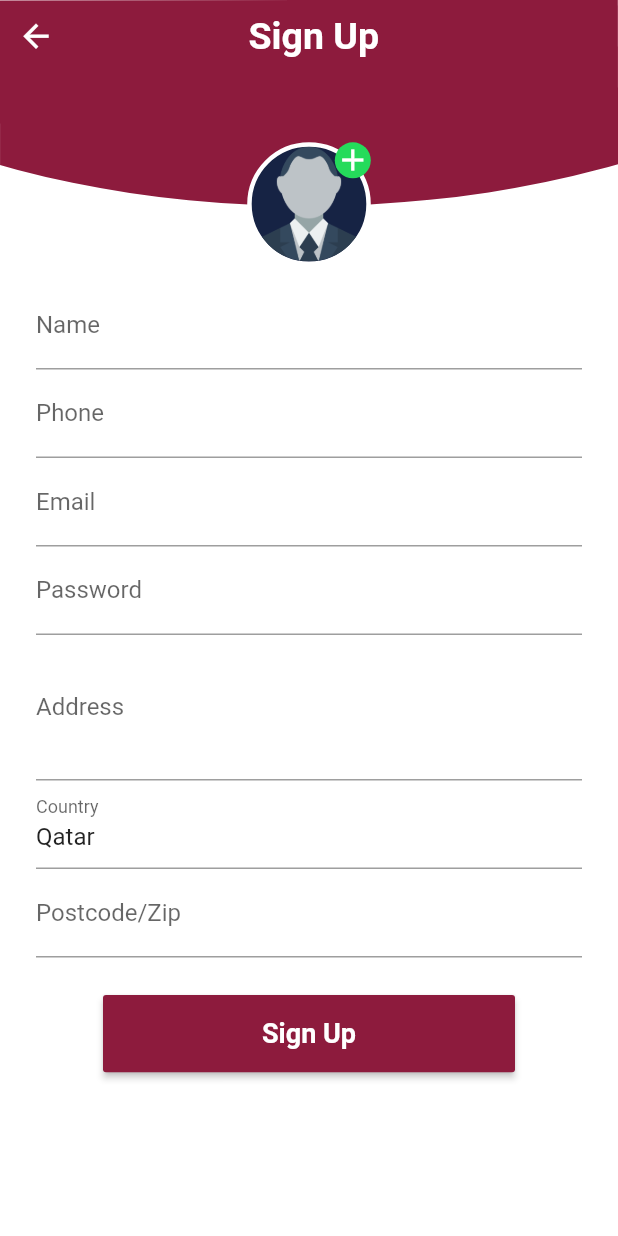
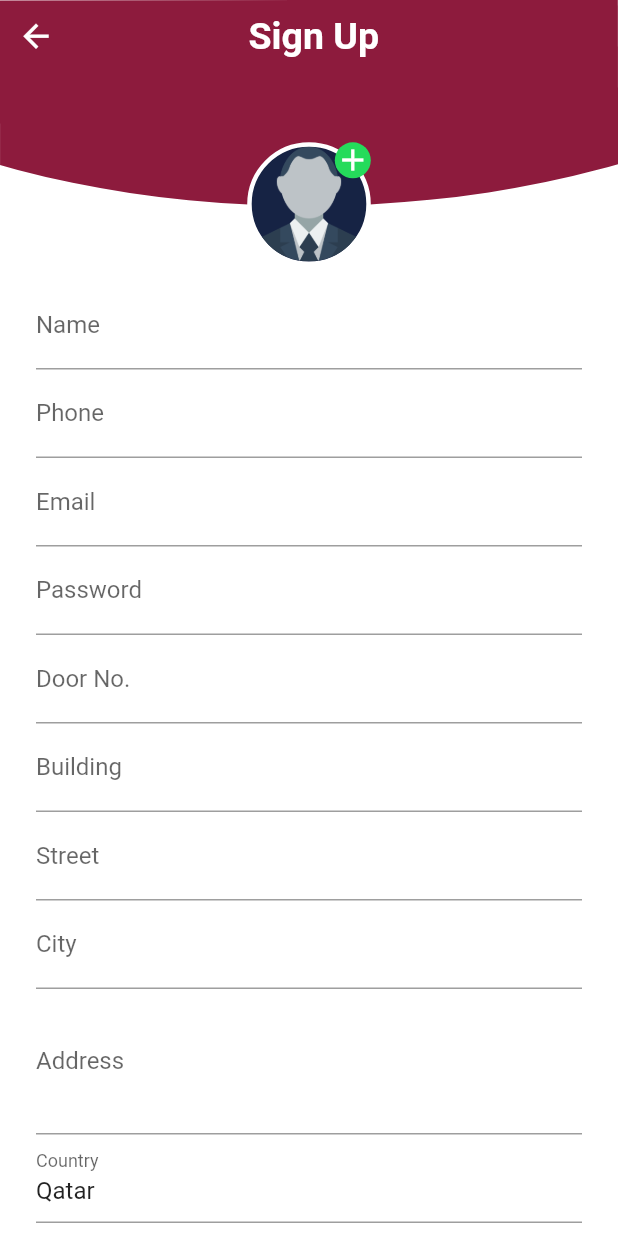
Before and after one commit to arshadm25/zeroori_customer, a Flutter app: the SignUpPage screen opened by its route, on a phone screen of 412 x 824 dp. Run offline on Flutter 3.47's test engine with Material 2 defaults, Android fonts, the phone set to English and light mode, and no system bars; our stand-ins replace bloc, carousel_slider, connectivity, dio, equatable, flutter_bloc and 3 more; accounts and stored records are empty; statements that could not run were skipped.

Commit message:
address fields changed

```diff
--- a/lib/models/user.dart
+++ b/lib/models/user.dart
@@ -9,9 +9,13 @@ class User {
   final String address;
   final String pincode;
   final String country;
+  final String door;
+  final String building;
+  final String street;
+  final String city;
 
   User(this.id, this.name, this.phone, this.email, this.profile, this.userType,
-      this.noOfJobs, this.address, this.pincode, this.country);
+      this.noOfJobs, this.address, this.pincode, this.country, this.door, this.building, this.street, this.city);
 
   factory User.fromJson(Map<String, dynamic> js) {
     return User(
@@ -25,6 +29,10 @@ class User {
       js['content']['vchr_customer_address'].toString(),
       js['content']['int_customer_zip'].toString(),
       js['content']['vchr_country'].toString(),
+      js['content']['vchr_door_no'].toString(),
+      js['content']['vchr_building'].toString(),
+      js['content']['vchr_street'].toString(),
+      js['content']['vchr_city'].toString(),
     );
   }
 
@@ -39,7 +47,12 @@ class User {
         js['no_of_jobs'],
         js['address'],
         js['post'],
-        js['country']);
+        js['country'],
+        js['door'],
+        js['building'],
+        js['street'],
+        js['city']
+    );
   }
 
   static Map<String, dynamic> toJson(User user) {
@@ -54,6 +67,10 @@ class User {
       'address': user.address,
       'post': user.pincode,
       'country': user.country,
+      'door':user.door,
+      'building':user.building,
+      'street':user.street,
+      'city':user.city,
     };
   }
 }
--- a/lib/pages/edit_profile_page.dart
+++ b/lib/pages/edit_profile_page.dart
@@ -30,6 +30,10 @@ class _EditProfilePageState extends State<EditProfilePage> {
   TextEditingController addressController;
   TextEditingController zipController;
   UserBloc userBloc;
+  TextEditingController doorController;
+  TextEditingController buildingController;
+  TextEditingController streetController;
+  TextEditingController cityController;
 
   @override
   void initState() {
@@ -38,10 +42,21 @@ class _EditProfilePageState extends State<EditProfilePage> {
     countryController = TextEditingController();
     addressController = TextEditingController();
     zipController = TextEditingController();
+
+    doorController = TextEditingController();
+    buildingController = TextEditingController();
+    streetController = TextEditingController();
+    cityController = TextEditingController();
+
     nameController.text = widget.user?.name;
     countryController.text = widget.user?.country;
     addressController.text = widget.user?.address;
     zipController.text = widget.user?.pincode;
+    doorController.text = widget.user?.door;
+    buildingController.text = widget.user?.building;
+    streetController.text = widget.user?.street;
+    cityController.text = widget.user?.city;
+
   }
 
   @override
@@ -80,7 +95,7 @@ class _EditProfilePageState extends State<EditProfilePage> {
                       TextFormField(
                         controller: nameController,
                         decoration: InputDecoration(
-                          labelText: "Full Name",
+                          labelText: StringResources.name,
                           hasFloatingPlaceholder: true,
                         ),
                       ),
@@ -88,7 +103,7 @@ class _EditProfilePageState extends State<EditProfilePage> {
                         initialValue: widget.user?.phone,
                         enabled: false,
                         decoration: InputDecoration(
-                          labelText: "# Phone",
+                          labelText: StringResources.phone,
                           hasFloatingPlaceholder: true,
                         ),
                       ),
@@ -96,21 +111,49 @@ class _EditProfilePageState extends State<EditProfilePage> {
                         initialValue: widget.user?.email,
                         enabled: false,
                         decoration: InputDecoration(
-                          labelText: "Email Address",
+                          labelText: StringResources.email,
                           hasFloatingPlaceholder: true,
                         ),
                       ),
                       TextFormField(
+                        decoration: InputDecoration(
+                          labelText: StringResources.doorNo,
+                          hasFloatingPlaceholder: true,
+                        ),
+                        controller: doorController,
+                      ),
+                      TextFormField(
+                        decoration: InputDecoration(
+                          labelText: StringResources.building,
+                          hasFloatingPlaceholder: true,
+                        ),
+                        controller: buildingController,
+                      ),
+                      TextFormField(
+                        decoration: InputDecoration(
+                          labelText: StringResources.street,
+                          hasFloatingPlaceholder: true,
+                        ),
+                        controller: streetController,
+                      ),
+                      TextFormField(
+                        decoration: InputDecoration(
+                          labelText: StringResources.city,
+                          hasFloatingPlaceholder: true,
+                        ),
+                        controller: cityController,
+                      ),
+                      TextFormField(
                         controller: addressController,
                         decoration: InputDecoration(
-                          labelText: "Address",
+                          labelText: StringResources.addresss,
                           hasFloatingPlaceholder: true,
                         ),
                       ),
                       TextFormField(
                         controller: countryController,
                         decoration: InputDecoration(
-                          labelText: "Country",
+                          labelText: StringResources.country,
                           hasFloatingPlaceholder: true,
                         ),
                       ),
@@ -118,7 +161,7 @@ class _EditProfilePageState extends State<EditProfilePage> {
                         controller: zipController,
                         keyboardType: TextInputType.number,
                         decoration: InputDecoration(
-                          labelText: "Postcode/Zip",
+                          labelText: StringResources.postal,
                           hasFloatingPlaceholder: true,
                         ),
                       ),
@@ -137,6 +180,10 @@ class _EditProfilePageState extends State<EditProfilePage> {
                                 'address': addressController.text,
                                 'country': countryController.text,
                                 'zip': zipController.text,
+                                'door': doorController.text,
+                                'building': buildingController.text,
+                                'street': streetController.text,
+                                'city': cityController.text,
                                 'image': userImage,
                                 'temp': widget.user?.profile
                               }).then((v) {
--- a/lib/pages/sign_up_page.dart
+++ b/lib/pages/sign_up_page.dart
@@ -28,6 +28,10 @@ class _SignUpPageState extends State<SignUpPage> {
   TextEditingController addressController;
   TextEditingController countryController;
   TextEditingController pinController;
+  TextEditingController doorController;
+  TextEditingController buildingController;
+  TextEditingController streetController;
+  TextEditingController cityController;
 
   @override
   void initState() {
@@ -41,6 +45,10 @@ class _SignUpPageState extends State<SignUpPage> {
     addressController = TextEditingController();
     countryController = TextEditingController();
     pinController = TextEditingController();
+    doorController = TextEditingController();
+    buildingController = TextEditingController();
+    streetController = TextEditingController();
+    cityController = TextEditingController();
     countryController.text = "Qatar";
   }
 
@@ -133,6 +141,58 @@ class _SignUpPageState extends State<SignUpPage> {
                           return null;
                         },
                         obscureText: true,
+                      ),
+                      TextFormField(
+                        decoration: InputDecoration(
+                          labelText: StringResources.doorNo,
+                          hasFloatingPlaceholder: true,
+                        ),
+                        controller: doorController,
+                        validator: (val) {
+                          if (val.isEmpty) {
+                            return StringResources.pleaseEnterDoorNo;
+                          }
+                          return null;
+                        },
+                      ),
+                      TextFormField(
+                        decoration: InputDecoration(
+                          labelText: StringResources.building,
+                          hasFloatingPlaceholder: true,
+                        ),
+                        controller: buildingController,
+                        validator: (val) {
+                          if (val.isEmpty) {
+                            return StringResources.pleaseEnterBuilding;
+                          }
+                          return null;
+                        },
+                      ),
+                      TextFormField(
+                        decoration: InputDecoration(
+                          labelText: StringResources.street,
+                          hasFloatingPlaceholder: true,
+                        ),
+                        controller: streetController,
+                        validator: (val) {
+                          if (val.isEmpty) {
+                            return StringResources.pleaseEnterStreet;
+                          }
+                          return null;
+                        },
+                      ),
+                      TextFormField(
+                        decoration: InputDecoration(
+                          labelText: StringResources.city,
+                          hasFloatingPlaceholder: true,
+                        ),
+                        controller: cityController,
+                        validator: (val) {
+                          if (val.isEmpty) {
+                            return StringResources.pleaseEnterCity;
+                          }
+                          return null;
+                        },
                       ),
                       TextFormField(
                         maxLines: 3,
@@ -230,7 +290,12 @@ class _SignUpPageState extends State<SignUpPage> {
             addressController.text,
             countryController.text,
             pinController.text,
-            userImage)
+            userImage,
+            doorController.text,
+            buildingController.text,
+            streetController.text,
+            cityController.text,
+            )
         .then((v) {
       Dialogs.showMessage(context,
           title: StringResources.success,
--- a/lib/resources/string_resources.dart
+++ b/lib/resources/string_resources.dart
@@ -16,6 +16,11 @@ class StringResources {
   static const String addresss = "Address";
   static const String country = "Country";
   static const String postal = "Postcode/Zip";
+
+  static const String doorNo = "Door No.";
+  static const String building = "Building";
+  static const String street = "Street";
+  static const String city = "City";
 
   static const String subCategory = 'Sub Category';
   static const String selectSubCategory = 'Select Sub Category';
@@ -52,6 +57,10 @@ class StringResources {
   static const String pleaseEnterCountry = "Please enter your country";
   static const String pleaseEnterPostal = "Please enter your postal code";
   static const String pleaseEnterOtp = "Please enter your otp";
+  static const String pleaseEnterBuilding = "Please enter your building no. or name";
+  static const String pleaseEnterDoorNo = "Please enter your Door No.";
+  static const String pleaseEnterCity = "Please enter your City";
+  static const String pleaseEnterStreet = "Please enter your Street";
 
   static const String pleaseSelectImage = "Please choose a valid image";
   static const String pleaseFillAllFields = "Please enter all fields";
@@ -95,10 +104,10 @@ class PatterStrings {
 }
 
 class UrlResources {
-//  static const String mainUrl = "http://192.168.0.11/zeroori/";
-//  static const String baseUrl = "http://192.168.0.11/zeroori/Customer_side_api/";
-  static const String mainUrl = "http://xianinfotech.in/zer/";
-  static const String baseUrl = "http://xianinfotech.in/zer/Customer_side_api/";
+  static const String mainUrl = "http://192.168.1.8/zeroori/";
+  static const String baseUrl = "http://192.168.1.8/zeroori/Customer_side_api/";
+//  static const String mainUrl = "http://xianinfotech.in/zer/";
+//  static const String baseUrl = "http://xianinfotech.in/zer/Customer_side_api/";
 
   static const String loginUrl = baseUrl + "customer_login";
   static const String registerUrl = baseUrl + "customer_registration";
--- a/lib/services/login_service.dart
+++ b/lib/services/login_service.dart
@@ -28,7 +28,7 @@ class LoginServices {
   }
 
   static Future<bool> register(
-      name, phone, email, password, address, country, pin, image) async {
+      name, phone, email, password, address, country, pin, image, door, building, street, city) async {
     try {
       FormData formData = new FormData.fromMap({
         "name": name,
@@ -39,6 +39,10 @@ class LoginServices {
         "image": await MultipartFile.fromFile(image.path, filename: image.path),
         "country": country,
         "address": address,
+        "door":door,
+        "building":building,
+        "street":street,
+        "city":city
       });
 
       Response response =
--- a/lib/services/user_service.dart
+++ b/lib/services/user_service.dart
@@ -45,6 +45,10 @@ class UserService {
         'address': data['address'],
         'country': data['country'],
         'pincode': data['zip'],
+        'door': data['door'],
+        'building': data['building'],
+        'street': data['street'],
+        'city': data['city'],
         'image': data['image'] != null
             ? await MultipartFile.fromFile(data['image'].path,
                 filename: data['image'].path)
--- a/lib/widgets/order_item.dart
+++ b/lib/widgets/order_item.dart
@@ -212,7 +212,7 @@ class OrderItem extends StatelessWidget {
                             Navigator.pop(context);
                             Dialogs.showMessage(context,
                                 title: "Success",
-                                message: "Order cancelled successfully",
+                                message: "Order Accepted successfully",
                                 onClose: this.onOrderChagned);
                           }).catchError((e) {
                             Navigator.pop(context);
```
Also changed, not shown: lib/pages/my_profile.dart (+12 -0 lines).
